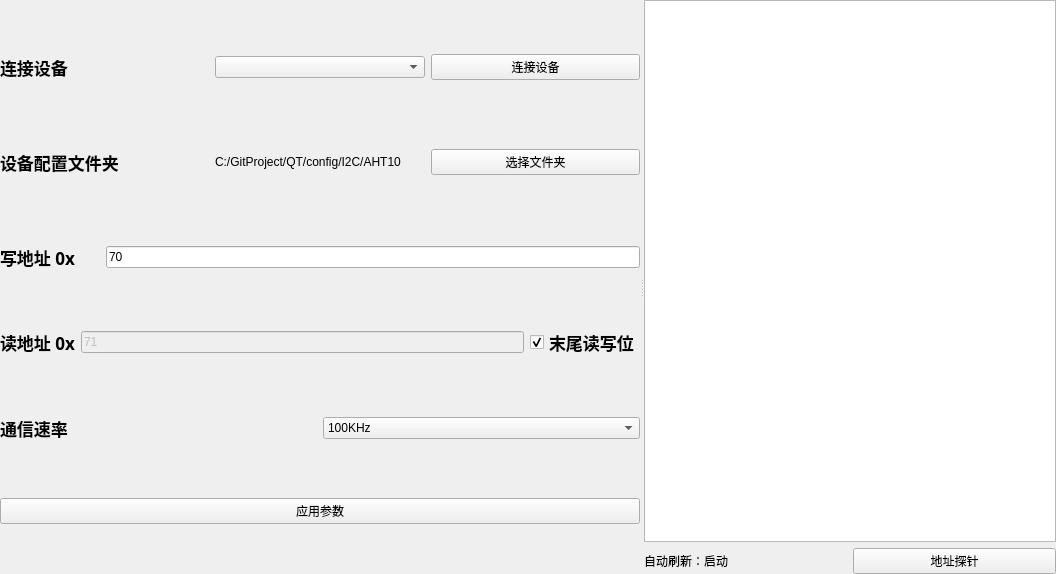
This is thirdTarget_I2CTool/IICDeviceEach.ui in Yecgaa1/WirelessMonitor as Qt 5 draws it before an edit. The edited form follows.
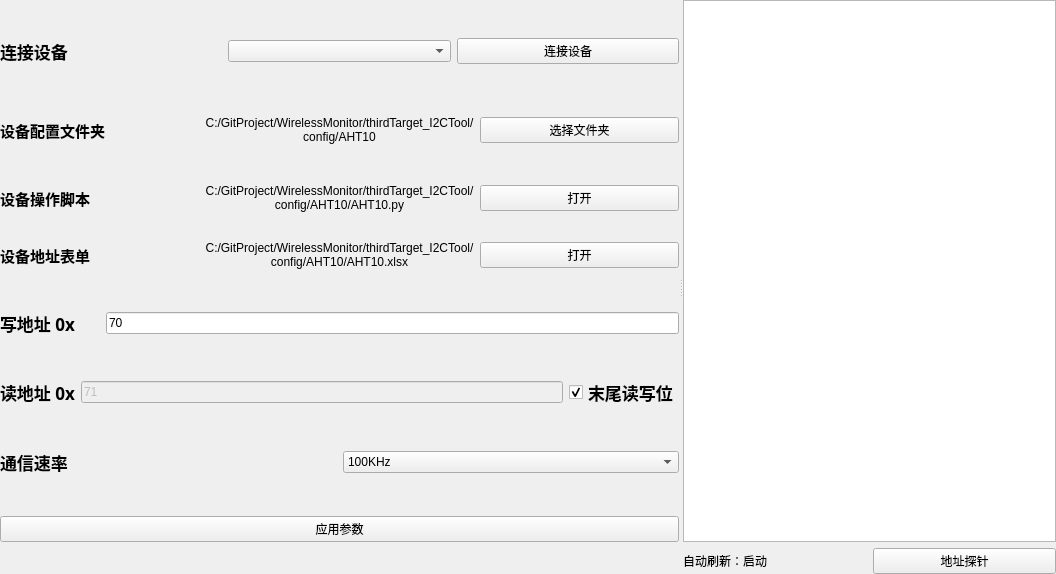
This is the edited form. Custom widgets are drawn as their Qt base class.

Commit message: 改善界面

Patch:
```diff
--- a/thirdTarget_I2CTool/IICDeviceEach.ui
+++ b/thirdTarget_I2CTool/IICDeviceEach.ui
@@ -45,7 +45,7 @@
        <item>
         <layout class="QHBoxLayout" name="horizontalLayout_8">
          <item>
-          <widget class="FluLabel" name="label_5">
+          <widget class="QLabel" name="label_5">
            <property name="minimumSize">
             <size>
              <width>100</width>
@@ -79,7 +79,7 @@
        <item>
         <layout class="QHBoxLayout" name="horizontalLayout_6">
          <item>
-          <widget class="FluLabel" name="label_4">
+          <widget class="QLabel" name="label_4">
            <property name="minimumSize">
             <size>
              <width>100</width>
@@ -89,7 +89,7 @@
            <property name="font">
             <font>
              <family>幼圆</family>
-             <pointsize>13</pointsize>
+             <pointsize>11</pointsize>
              <bold>true</bold>
             </font>
            </property>
@@ -101,7 +101,16 @@
          <item>
           <widget class="QLabel" name="DeviceFile">
            <property name="text">
-            <string>C:/GitProject/QT/config/I2C/AHT10</string>
+            <string>C:/GitProject/WirelessMonitor/thirdTarget_I2CTool/config/AHT10</string>
+           </property>
+           <property name="scaledContents">
+            <bool>false</bool>
+           </property>
+           <property name="alignment">
+            <set>Qt::AlignCenter</set>
+           </property>
+           <property name="wordWrap">
+            <bool>true</bool>
            </property>
           </widget>
          </item>
@@ -114,10 +123,93 @@
          </item>
         </layout>
        </item>
+       <item>
+        <layout class="QHBoxLayout" name="horizontalLayout_10">
+         <item>
+          <widget class="QLabel" name="label_8">
+           <property name="font">
+            <font>
+             <family>幼圆</family>
+             <pointsize>11</pointsize>
+             <bold>true</bold>
+            </font>
+           </property>
+           <property name="text">
+            <string>设备操作脚本</string>
+           </property>
+          </widget>
+         </item>
+         <item>
+          <widget class="QLabel" name="label_9">
+           <property name="text">
+            <string>C:/GitProject/WirelessMonitor/thirdTarget_I2CTool/config/AHT10/AHT10.py</string>
+           </property>
+           <property name="alignment">
+            <set>Qt::AlignCenter</set>
+           </property>
+           <property name="wordWrap">
+            <bool>true</bool>
+           </property>
+          </widget>
+         </item>
+         <item>
+          <widget class="FluPushButton" name="openPython">
+           <property name="text">
+            <string>打开</string>
+           </property>
+          </widget>
+         </item>
+        </layout>
+       </item>
+       <item>
+        <layout class="QHBoxLayout" name="horizontalLayout_9">
+         <item>
+          <widget class="QLabel" name="label_6">
+           <property name="font">
+            <font>
+             <family>幼圆</family>
+             <pointsize>11</pointsize>
+             <bold>true</bold>
+            </font>
+           </property>
+           <property name="text">
+            <string>设备地址表单</string>
+           </property>
+          </widget>
+         </item>
+         <item>
+          <widget class="QLabel" name="label_7">
+           <property name="font">
+            <font>
+             <family>Microsoft JhengHei UI</family>
+             <pointsize>9</pointsize>
+             <bold>false</bold>
+            </font>
+           </property>
+           <property name="text">
+            <string>C:/GitProject/WirelessMonitor/thirdTarget_I2CTool/config/AHT10/AHT10.xlsx</string>
+           </property>
+           <property name="alignment">
+            <set>Qt::AlignCenter</set>
+           </property>
+           <property name="wordWrap">
+            <bool>true</bool>
+           </property>
+          </widget>
+         </item>
+         <item>
+          <widget class="FluPushButton" name="openXlsx">
+           <property name="text">
+            <string>打开</string>
+           </property>
+          </widget>
+         </item>
+        </layout>
+       </item>
        <item>
         <layout class="QHBoxLayout" name="horizontalLayout_2">
          <item>
-          <widget class="FluLabel" name="label">
+          <widget class="QLabel" name="label">
            <property name="minimumSize">
             <size>
              <width>100</width>
@@ -148,7 +240,7 @@
        <item>
         <layout class="QHBoxLayout" name="horizontalLayout_4">
          <item>
-          <widget class="FluLabel" name="label_3">
+          <widget class="QLabel" name="label_3">
            <property name="font">
             <font>
              <family>幼圆</family>
@@ -193,7 +285,7 @@
        <item>
         <layout class="QHBoxLayout" name="horizontalLayout_3">
          <item>
-          <widget class="FluLabel" name="label_2">
+          <widget class="QLabel" name="label_2">
            <property name="minimumSize">
             <size>
              <width>100</width>
@@ -258,6 +350,12 @@
       <layout class="QVBoxLayout" name="verticalLayout_2">
        <item>
         <widget class="QTableWidget" name="tableWidget">
+         <property name="minimumSize">
+          <size>
+           <width>0</width>
+           <height>0</height>
+          </size>
+         </property>
          <attribute name="horizontalHeaderVisible">
           <bool>false</bool>
          </attribute>
@@ -302,11 +400,6 @@
    <extends>QPushButton</extends>
    <header location="global">FluPushButton.h</header>
   </customwidget>
-  <customwidget>
-   <class>FluLabel</class>
-   <extends>QLabel</extends>
-   <header location="global">FluLabel.h</header>
-  </customwidget>
   <customwidget>
    <class>FluComboBox</class>
    <extends>QComboBox</extends>
```
The commit also changes 2 other files.
